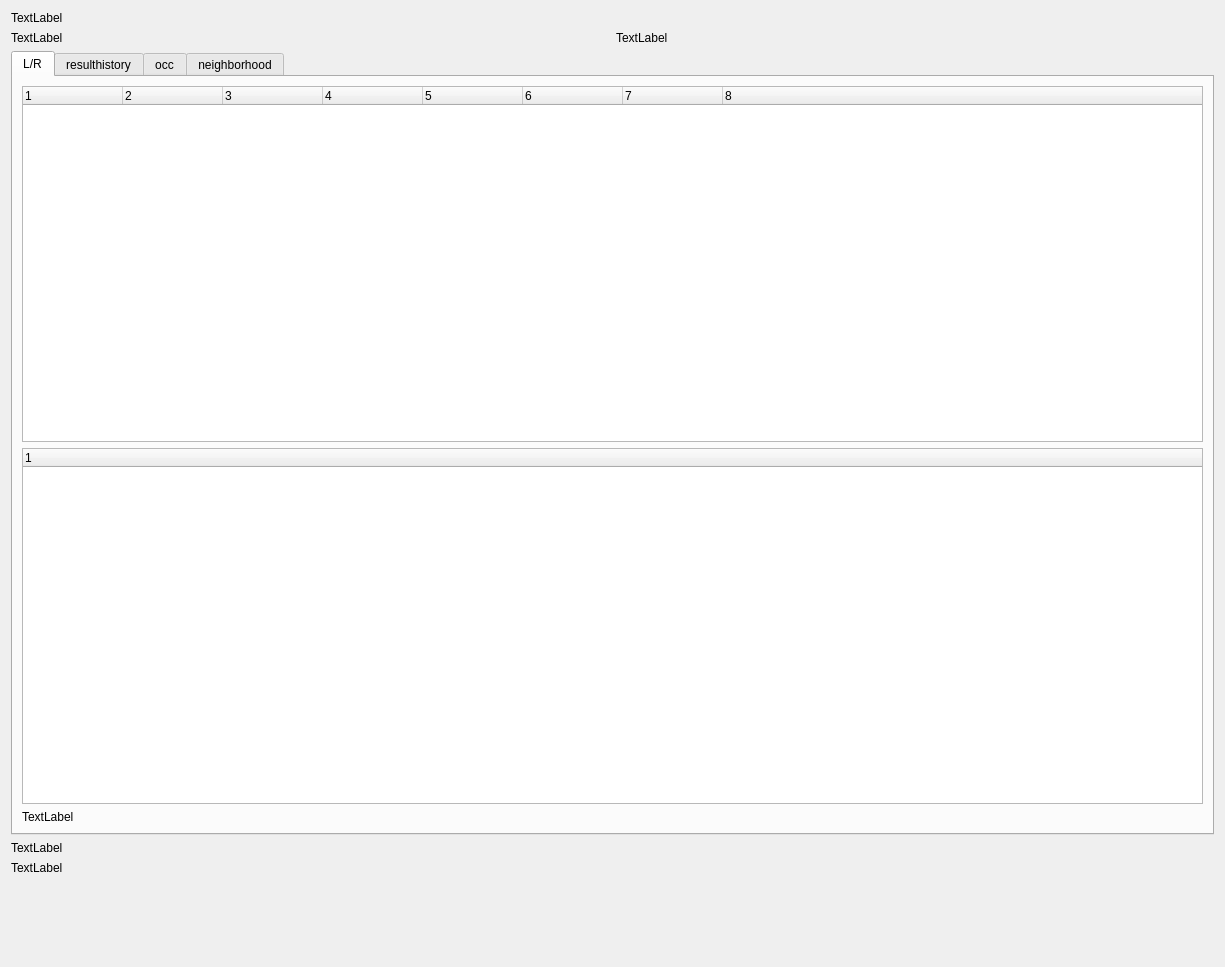
Above: gui/regionwidget.ui from klindworth/disparity_estimation before the change. Below: the same form after it.
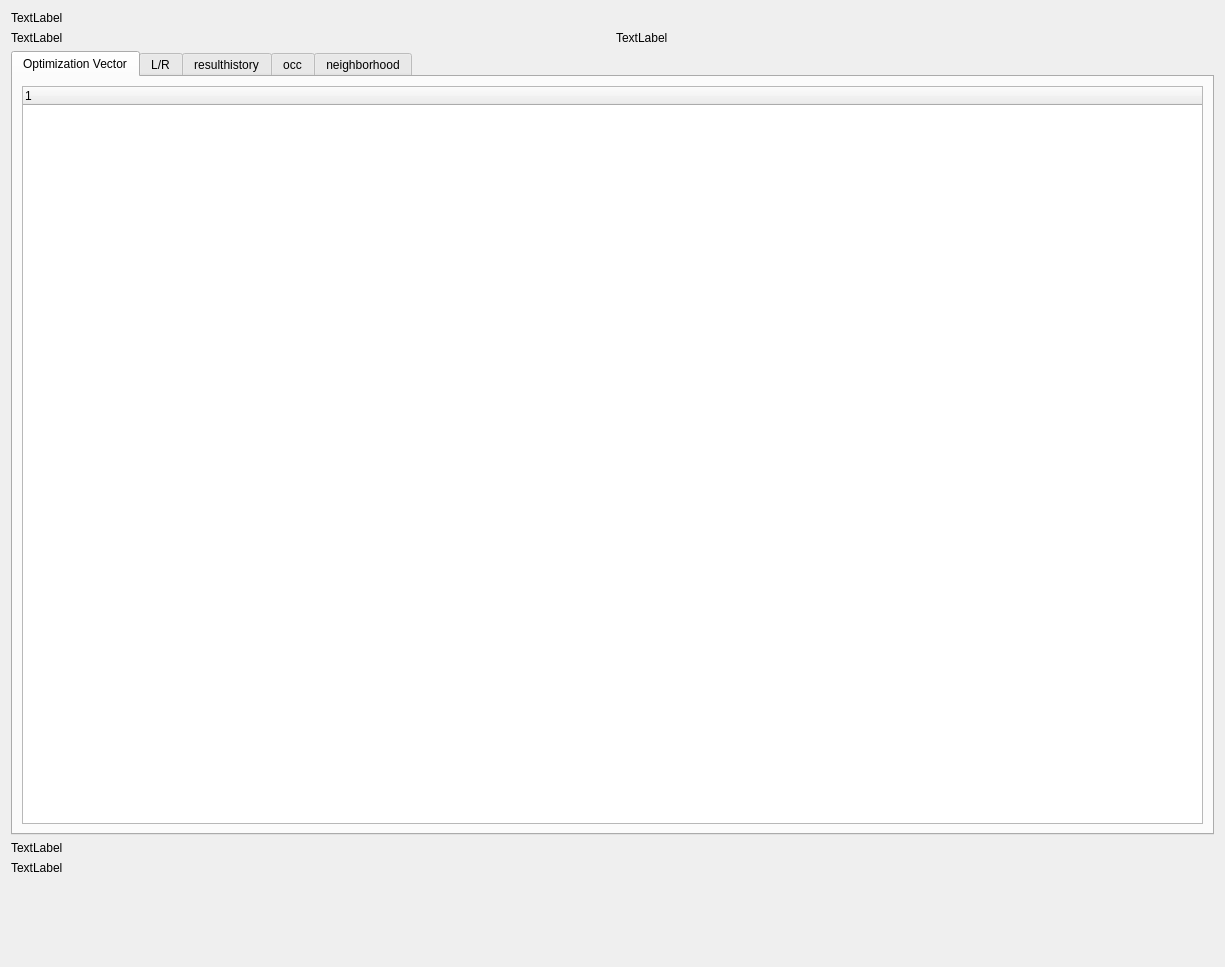
That is the form after the change. Custom widgets are drawn as their Qt base class.

Diff of the .ui file:
```diff
--- a/gui/regionwidget.ui
+++ b/gui/regionwidget.ui
@@ -44,6 +44,22 @@
      <property name="currentIndex">
       <number>0</number>
      </property>
+     <widget class="QWidget" name="tab_4">
+      <attribute name="title">
+       <string>Optimization Vector</string>
+      </attribute>
+      <layout class="QVBoxLayout" name="verticalLayout_3">
+       <item>
+        <widget class="QTreeWidget" name="twOpt">
+         <column>
+          <property name="text">
+           <string notr="true">1</string>
+          </property>
+         </column>
+        </widget>
+       </item>
+      </layout>
+     </widget>
      <widget class="QWidget" name="tab">
       <attribute name="title">
        <string>L/R</string>
```
